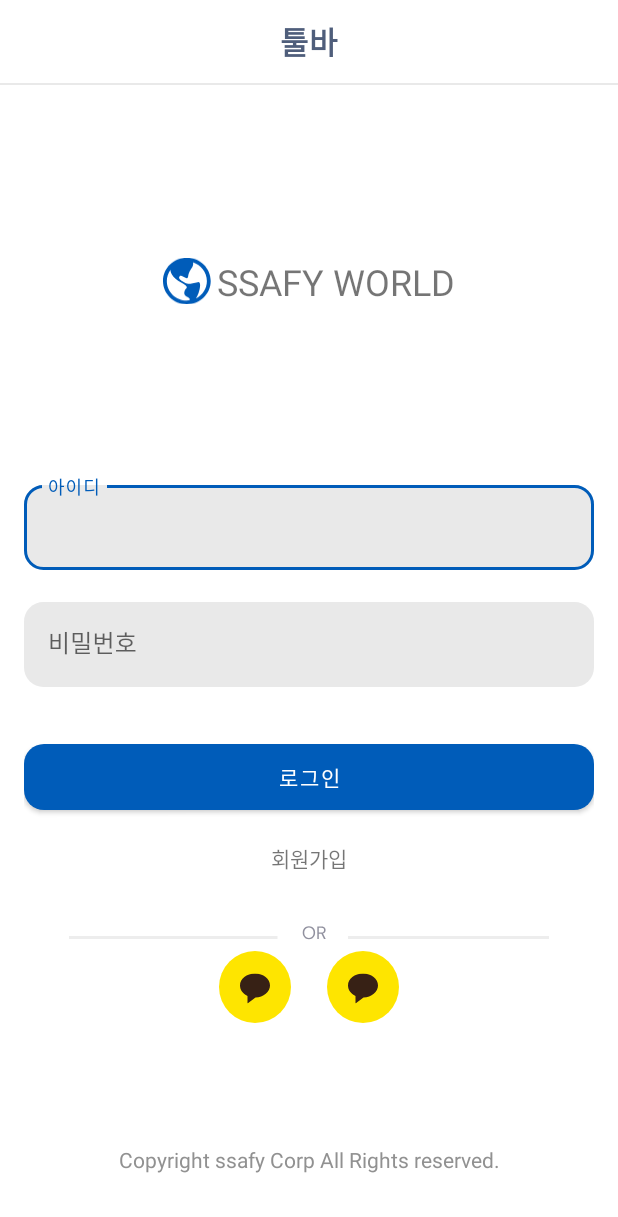
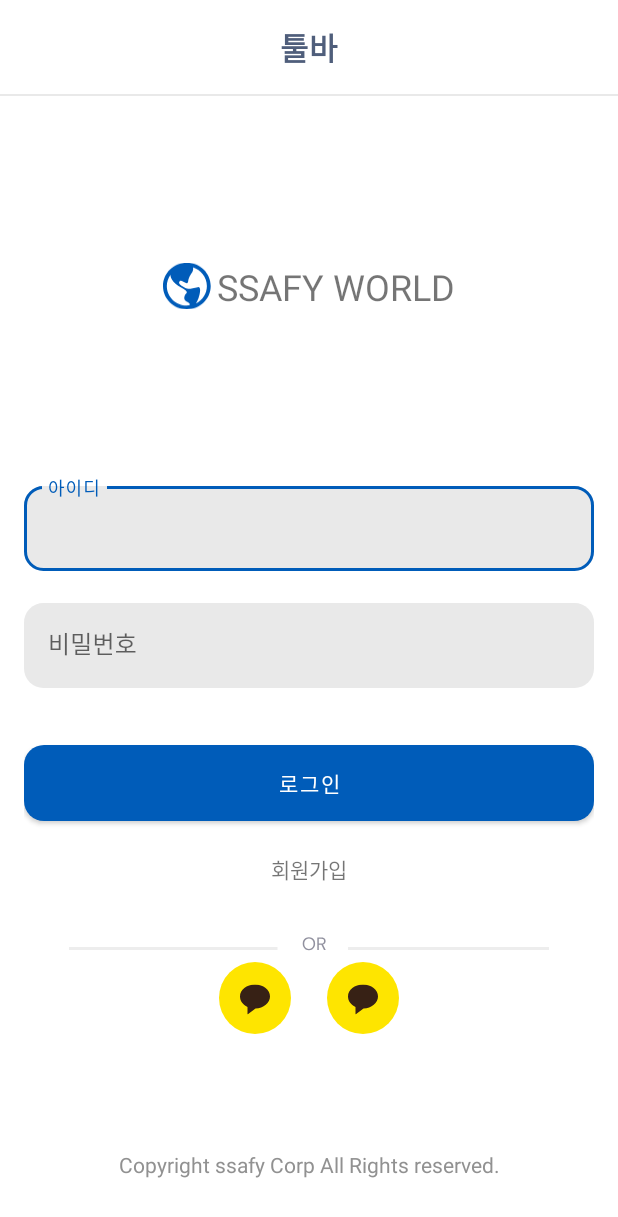
Before and after one commit to SSAFY-WORLD/SSAFY-WORLD, an Android app: the screen it shows after launch (MainActivity), on a phone screen of 412 x 824 dp. Shown: the top 1217 px of the screen. Run offline under Robolectric (Android 15) with nearby library versions, the phone set to English and light mode, and no system bars; our stand-ins replace navigation-ui, sdp/ssp sizes.

Commit message:
chore: dp값 sdp로 수정

```diff
--- a/SSAFYWorld/app/src/main/res/layout/activity_main.xml
+++ b/SSAFYWorld/app/src/main/res/layout/activity_main.xml
@@ -17,7 +17,7 @@
         <androidx.appcompat.widget.Toolbar
             android:id="@+id/toolbar"
             android:layout_width="match_parent"
-            android:layout_height="55dp"
+            android:layout_height="@dimen/_48sdp"
             android:background="@color/white">
 
             <TextView
--- a/SSAFYWorld/app/src/main/res/layout/fragment_login.xml
+++ b/SSAFYWorld/app/src/main/res/layout/fragment_login.xml
@@ -81,7 +81,7 @@
         <com.google.android.material.button.MaterialButton
             android:id="@+id/login_btn_login"
             android:layout_width="match_parent"
-            android:layout_height="56dp"
+            android:layout_height="@dimen/_48sdp"
             android:layout_marginTop="32dp"
             android:text="@string/login_btn_login"
             app:cornerRadius="@dimen/_10sdp" />
--- a/SSAFYWorld/app/src/main/res/layout/fragment_register.xml
+++ b/SSAFYWorld/app/src/main/res/layout/fragment_register.xml
@@ -150,7 +150,7 @@
         <com.google.android.material.button.MaterialButton
             android:id="@+id/login_btn_login"
             android:layout_width="match_parent"
-            android:layout_height="56dp"
+            android:layout_height="@dimen/_48sdp"
             android:layout_marginTop="32dp"
             android:text="@string/login_btn_register"
             app:cornerRadius="@dimen/_10sdp" />
```
